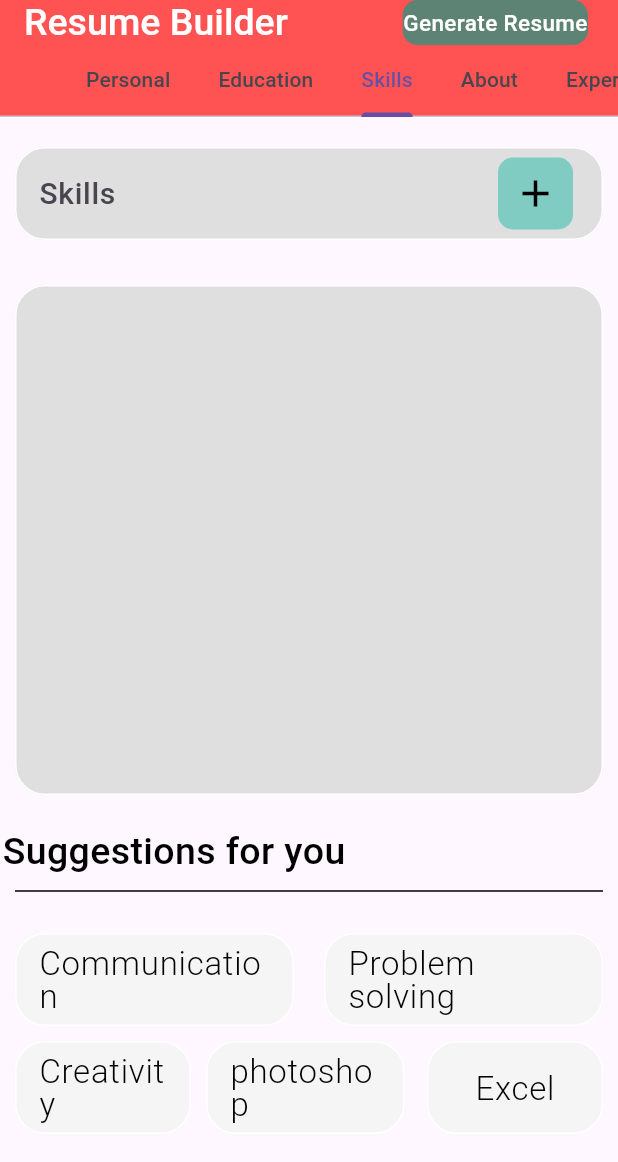
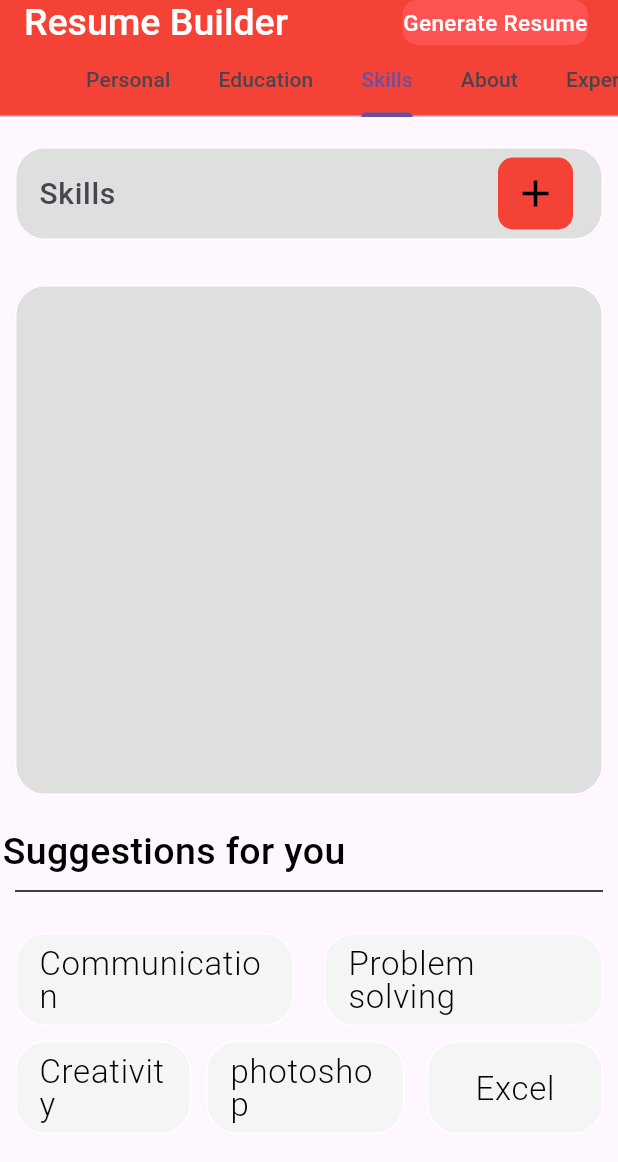
Before and after one commit to MauryaAayush/resume, a Flutter app: the screen it shows after launch, tab 3 chosen, on a phone screen of 412 x 824 dp. Shown: the top 1162 px of the screen. Run offline on Flutter 3.47's test engine with Material 3 defaults, Android fonts, the phone set to English and light mode, and no system bars; our stand-ins replace contained_tab_bar_view.

Commit message:
Radhey radhey

```diff
--- a/lib/main.dart
+++ b/lib/main.dart
@@ -6,7 +6,7 @@ import 'package:resume/utils/views/MainScreen.dart';
 void main() {
 
   SystemChrome.setSystemUIOverlayStyle(
-      const SystemUiOverlayStyle(statusBarColor: Colors.red));
+      const SystemUiOverlayStyle(statusBarColor: Color(0xFFa70000)));
 
   runApp(const MyApp());
 }
--- a/lib/utils/colors/color.dart
+++ b/lib/utils/colors/color.dart
@@ -1,5 +1,5 @@
 import 'package:flutter/material.dart';
 
 
-Color maincolor = Colors.redAccent;
+Color maincolor = Colors.red;
 Color textcolor = Colors.grey;
--- a/lib/utils/views/About_Screen.dart
+++ b/lib/utils/views/About_Screen.dart
@@ -1,4 +1,5 @@
 import 'package:flutter/material.dart';
+import 'package:resume/utils/colors/color.dart';
 
 class About_Screen extends StatefulWidget {
   const About_Screen({super.key});
@@ -34,7 +35,7 @@ class _About_ScreenState extends State<About_Screen> {
                       height: 50,
                       width: 150,
                       decoration: BoxDecoration(
-                          color: const Color(0xff4DB5AC),
+                          color: maincolor,
                           borderRadius: BorderRadius.circular(7)
                       ),
                       child: const Center(
--- a/lib/utils/views/Edu_Screen.dart
+++ b/lib/utils/views/Edu_Screen.dart
@@ -1,4 +1,5 @@
 import 'package:flutter/material.dart';
+import 'package:resume/utils/colors/color.dart';
 
 class Education_Screen extends StatefulWidget {
   const Education_Screen({super.key});
@@ -131,7 +132,7 @@ class _Education_ScreenState extends State<Education_Screen> {
                     height: 60,
                     width: 200,
                     decoration: BoxDecoration(
-                        color: Color(0xff009788),
+                        color: maincolor,
                         borderRadius: BorderRadius.circular(10)
                     ),
                     child: Center(child: Text('Save details',style: TextStyle(
--- a/lib/utils/views/MainScreen.dart
+++ b/lib/utils/views/MainScreen.dart
@@ -51,7 +51,7 @@ class _MainScreenState extends State<MainScreen> {
                     height: height * 0.05,
                     width: width * 0.3,
                     decoration: BoxDecoration(
-                        color:  Color(0xff5C8374),
+                        color:  Colors.redAccent,
                         borderRadius: BorderRadius.circular(10)),
                     child: Text(
                       'Generate Resume',
--- a/lib/utils/views/Skill_Screen.dart
+++ b/lib/utils/views/Skill_Screen.dart
@@ -1,4 +1,5 @@
 import 'package:flutter/material.dart';
+import 'package:resume/utils/colors/color.dart';
 
 class Skill_screen extends StatefulWidget {
   const Skill_screen({super.key});
@@ -36,7 +37,7 @@ class _Skill_screenState extends State<Skill_screen> {
                       height: 40,
                       width: 50,
                       decoration: BoxDecoration(
-                          color: const Color(0xff80CCC3),
+                          color: maincolor,
                           borderRadius: BorderRadius.circular(10)),
                       child: IconButton(
                         onPressed: () {},
```
